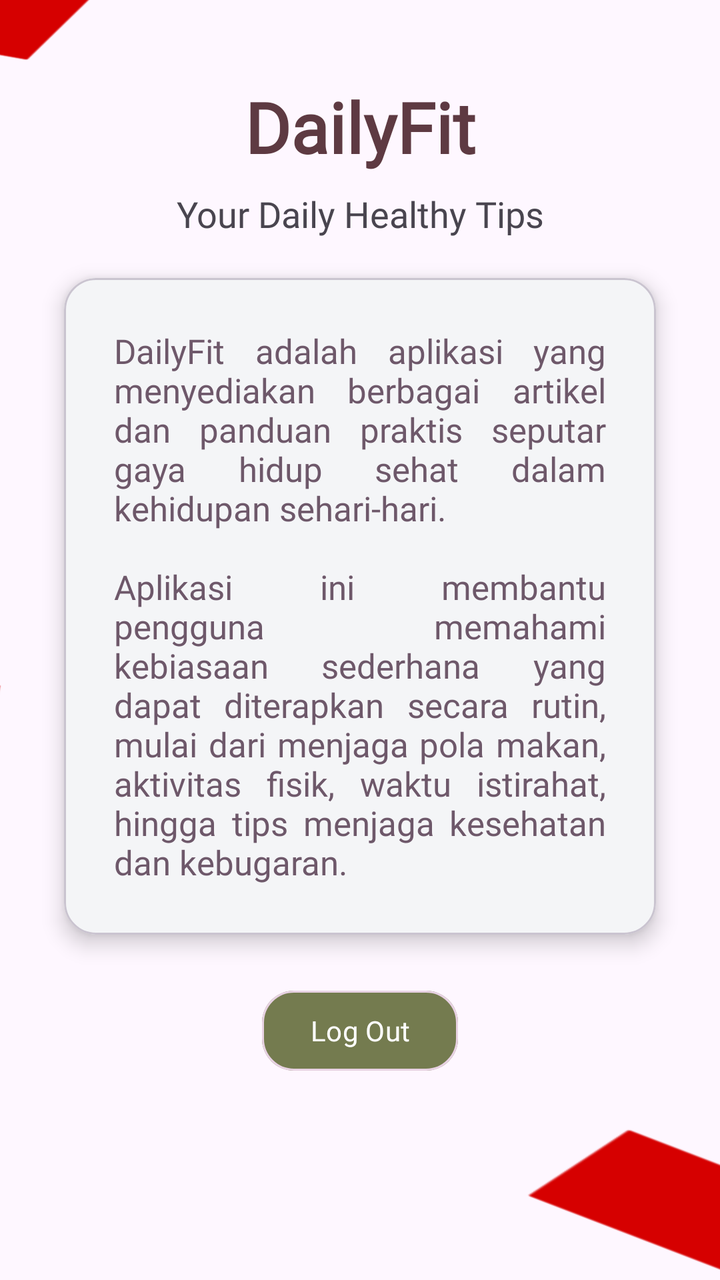
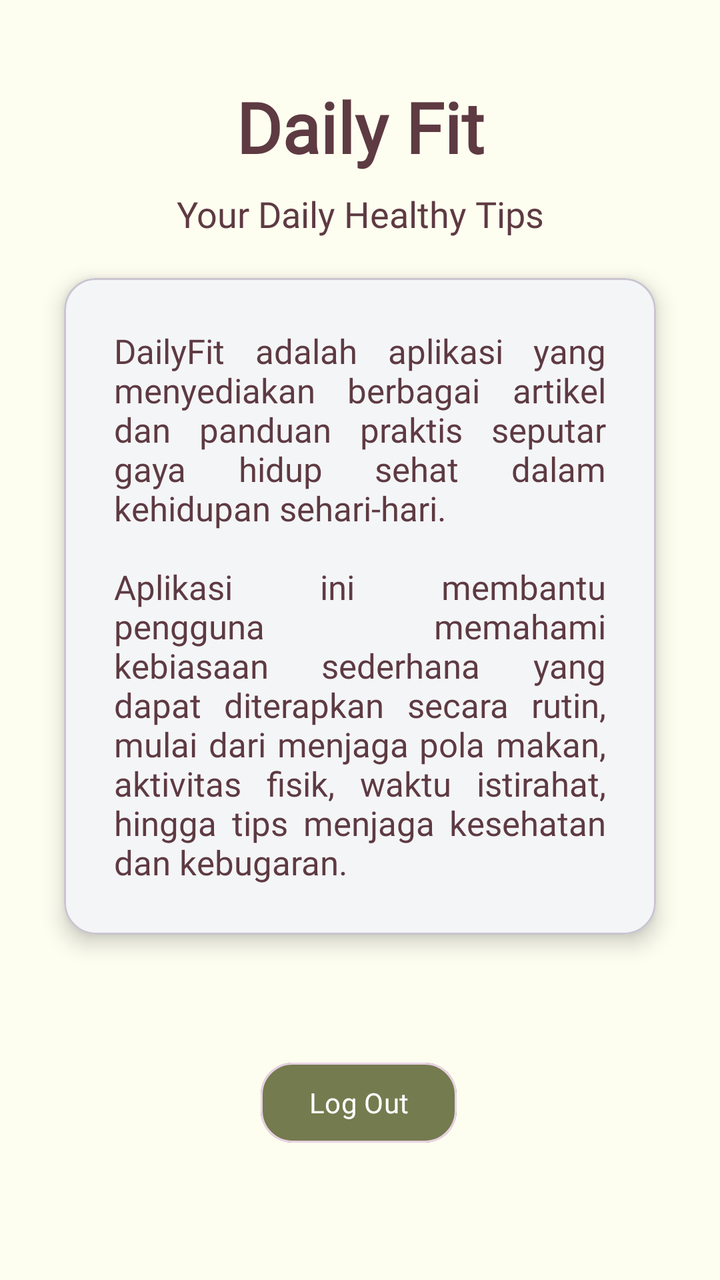

The first picture is an Android layout as it rendered before a commit; the second is the same layout after the commit. The layout source and the unified diff follow.
<!-- AndroidManifest.xml: application theme Theme.Sherine_TIA -->
<!-- res/layout/activity_detail.xml -->
<?xml version="1.0" encoding="utf-8"?>
<androidx.constraintlayout.widget.ConstraintLayout
    xmlns:android="http://schemas.android.com/apk/res/android"
    xmlns:app="http://schemas.android.com/apk/res-auto"
    xmlns:tools="http://schemas.android.com/tools"
    android:id="@+id/main"
    android:layout_width="match_parent"
    android:layout_height="match_parent"
    tools:context=".DetailActivity">

    <ImageView
        android:id="@+id/imageView9"
        android:layout_width="376dp"
        android:layout_height="595dp"
        android:layout_marginStart="112dp"
        android:layout_marginTop="428dp"
        android:rotation="-249"
        app:layout_constraintStart_toStartOf="parent"
        app:layout_constraintTop_toTopOf="parent"
        app:srcCompat="@drawable/one" />

    <com.google.android.material.button.MaterialButton
        android:id="@+id/btnLogOut"
        android:layout_width="wrap_content"
        android:layout_height="48dp"
        android:layout_marginTop="24dp"
        android:fontFamily="@font/godofwar"
        android:text="Log Out"
        app:backgroundTint="@color/button"
        app:cornerRadius="16dp"
        app:layout_constraintEnd_toEndOf="parent"
        app:layout_constraintStart_toStartOf="parent"
        app:layout_constraintTop_toBottomOf="@+id/cardViewDetail"
        app:strokeColor="#E8D2E3"
        app:strokeWidth="1dp" />

    <TextView
        android:id="@+id/txtTitle"
        android:layout_width="0dp"
        android:layout_height="wrap_content"
        android:layout_marginTop="40dp"
        android:fontFamily="@font/cinzel_bold"
        android:text="DailyFit"
        android:textAlignment="center"
        android:textColor="#5E3A42"
        android:textSize="35sp"
        android:textStyle="bold"
        app:layout_constraintEnd_toEndOf="parent"
        app:layout_constraintHorizontal_bias="0.0"
        app:layout_constraintStart_toStartOf="parent"
        app:layout_constraintTop_toBottomOf="@+id/imageView2" />

    <TextView
        android:id="@+id/desc"
        android:layout_width="0dp"
        android:layout_height="wrap_content"
        android:layout_marginTop="8dp"
        android:text="Your Daily Healthy Tips"
        android:textAlignment="center"
        android:textSize="18sp"
        android:fontFamily="@font/cinzel_regular"
        app:layout_constraintEnd_toEndOf="parent"
        app:layout_constraintStart_toStartOf="parent"
        app:layout_constraintTop_toBottomOf="@id/txtTitle" />

    <com.google.android.material.card.MaterialCardView
        android:id="@+id/cardViewDetail"
        android:layout_width="0dp"
        android:layout_height="wrap_content"
        android:layout_marginStart="32dp"
        android:layout_marginTop="20dp"
        android:layout_marginEnd="32dp"
        android:backgroundTint="@color/bg"
        app:cardCornerRadius="16dp"
        app:cardElevation="6dp"
        app:layout_constraintEnd_toEndOf="parent"
        app:layout_constraintStart_toStartOf="parent"
        app:layout_constraintTop_toBottomOf="@id/desc">

        <TextView
            android:layout_width="match_parent"
            android:layout_height="wrap_content"
            android:padding="25dp"
            android:text="@string/projectTitle"
            android:textColor="#6E586A"
            android:justificationMode="inter_word"
            android:fontFamily="@font/montserrat_medium"
            android:textSize="17sp" />

    </com.google.android.material.card.MaterialCardView>

    <ImageView
        android:id="@+id/imageView2"
        android:layout_width="425dp"
        android:layout_height="106dp"
        android:layout_marginEnd="3dp"
        android:layout_marginBottom="640dp"
        android:outlineAmbientShadowColor="#161414"
        android:visibility="visible"
        app:layout_constraintBottom_toBottomOf="parent"
        app:layout_constraintEnd_toEndOf="parent"
        app:layout_constraintHorizontal_bias="1.0"
        app:layout_constraintStart_toStartOf="parent"
        app:srcCompat="@drawable/detail" />

    <ImageView
        android:id="@+id/imageView6"
        android:layout_width="278dp"
        android:layout_height="562dp"
        android:layout_marginTop="212dp"
        android:layout_marginEnd="268dp"
        android:rotation="64"
        app:layout_constraintEnd_toEndOf="parent"
        app:layout_constraintTop_toTopOf="parent"
        app:srcCompat="@drawable/one" />

    <ImageView
        android:id="@+id/imageView10"
        android:layout_width="278dp"
        android:layout_height="562dp"
        android:layout_marginEnd="220dp"
        android:layout_marginBottom="448dp"
        android:rotation="-80"
        app:layout_constraintBottom_toBottomOf="parent"
        app:layout_constraintEnd_toEndOf="parent"
        app:srcCompat="@drawable/one" />

    <ImageView
        android:id="@+id/imageView8"
        android:layout_width="278dp"
        android:layout_height="572dp"
        android:layout_marginStart="188dp"
        android:layout_marginBottom="288dp"
        android:rotation="111"
        app:layout_constraintBottom_toBottomOf="parent"
        app:layout_constraintStart_toStartOf="parent"
        app:srcCompat="@drawable/one" />

</androidx.constraintlayout.widget.ConstraintLayout>
<!-- resources referenced by this layout -->
<resources>
  <color name="bg">#F4F5F7</color>
  <color name="button">#747B4F</color>
  <!-- drawable detail: jpeg bitmap (drawable, 28918 bytes) -->
  <!-- drawable one: jpeg bitmap (drawable, 36771 bytes) -->
  <string name="projectTitle">DailyFit adalah aplikasi yang menyediakan berbagai artikel dan panduan praktis seputar gaya hidup sehat dalam kehidupan sehari-hari. \n\nAplikasi ini membantu pengguna memahami kebiasaan sederhana yang dapat diterapkan secara rutin, mulai dari menjaga pola makan, aktivitas fisik, waktu istirahat, hingga tips menjaga kesehatan dan kebugaran.</string>
  <style name="Theme.Sherine_TIA" parent="Base.Theme.Sherine_TIA" />
  <style name="Base.Theme.Sherine_TIA" parent="Theme.Material3.DayNight.NoActionBar">
          
          
      </style>
</resources>

<!-- the commit's change to res/layout/activity_detail.xml (unified diff, before → after) -->
@@ -1,34 +1,24 @@
 <?xml version="1.0" encoding="utf-8"?>
-<androidx.constraintlayout.widget.ConstraintLayout
-    xmlns:android="http://schemas.android.com/apk/res/android"
+<androidx.constraintlayout.widget.ConstraintLayout xmlns:android="http://schemas.android.com/apk/res/android"
     xmlns:app="http://schemas.android.com/apk/res-auto"
     xmlns:tools="http://schemas.android.com/tools"
     android:id="@+id/main"
     android:layout_width="match_parent"
     android:layout_height="match_parent"
+    android:background="@color/bgColour"
     tools:context=".DetailActivity">
-
-    <ImageView
-        android:id="@+id/imageView9"
-        android:layout_width="376dp"
-        android:layout_height="595dp"
-        android:layout_marginStart="112dp"
-        android:layout_marginTop="428dp"
-        android:rotation="-249"
-        app:layout_constraintStart_toStartOf="parent"
-        app:layout_constraintTop_toTopOf="parent"
-        app:srcCompat="@drawable/one" />
 
     <com.google.android.material.button.MaterialButton
         android:id="@+id/btnLogOut"
         android:layout_width="wrap_content"
         android:layout_height="48dp"
-        android:layout_marginTop="24dp"
+        android:layout_marginTop="60dp"
         android:fontFamily="@font/godofwar"
         android:text="Log Out"
         app:backgroundTint="@color/button"
         app:cornerRadius="16dp"
         app:layout_constraintEnd_toEndOf="parent"
+        app:layout_constraintHorizontal_bias="0.498"
         app:layout_constraintStart_toStartOf="parent"
         app:layout_constraintTop_toBottomOf="@+id/cardViewDetail"
         app:strokeColor="#E8D2E3"
@@ -40,9 +30,9 @@
         android:layout_height="wrap_content"
         android:layout_marginTop="40dp"
         android:fontFamily="@font/cinzel_bold"
-        android:text="DailyFit"
+        android:text="@string/title"
         android:textAlignment="center"
-        android:textColor="#5E3A42"
+        android:textColor="@color/textColour"
         android:textSize="35sp"
         android:textStyle="bold"
         app:layout_constraintEnd_toEndOf="parent"
@@ -55,10 +45,11 @@
         android:layout_width="0dp"
         android:layout_height="wrap_content"
         android:layout_marginTop="8dp"
-        android:text="Your Daily Healthy Tips"
+        android:fontFamily="@font/cinzel_regular"
+        android:text="@string/titleDesc"
         android:textAlignment="center"
+        android:textColor="@color/textColour"
         android:textSize="18sp"
-        android:fontFamily="@font/cinzel_regular"
         app:layout_constraintEnd_toEndOf="parent"
         app:layout_constraintStart_toStartOf="parent"
         app:layout_constraintTop_toBottomOf="@id/txtTitle" />
@@ -80,11 +71,11 @@
         <TextView
             android:layout_width="match_parent"
             android:layout_height="wrap_content"
+            android:fontFamily="@font/montserrat_medium"
+            android:justificationMode="inter_word"
             android:padding="25dp"
-            android:text="@string/projectTitle"
-            android:textColor="#6E586A"
-            android:justificationMode="inter_word"
-            android:fontFamily="@font/montserrat_medium"
+            android:text="@string/about"
+            android:textColor="@color/textColour"
             android:textSize="17sp" />
 
     </com.google.android.material.card.MaterialCardView>
@@ -103,37 +94,4 @@
         app:layout_constraintStart_toStartOf="parent"
         app:srcCompat="@drawable/detail" />
 
-    <ImageView
-        android:id="@+id/imageView6"
-        android:layout_width="278dp"
-        android:layout_height="562dp"
-        android:layout_marginTop="212dp"
-        android:layout_marginEnd="268dp"
-        android:rotation="64"
-        app:layout_constraintEnd_toEndOf="parent"
-        app:layout_constraintTop_toTopOf="parent"
-        app:srcCompat="@drawable/one" />
-
-    <ImageView
-        android:id="@+id/imageView10"
-        android:layout_width="278dp"
-        android:layout_height="562dp"
-        android:layout_marginEnd="220dp"
-        android:layout_marginBottom="448dp"
-        android:rotation="-80"
-        app:layout_constraintBottom_toBottomOf="parent"
-        app:layout_constraintEnd_toEndOf="parent"
-        app:srcCompat="@drawable/one" />
-
-    <ImageView
-        android:id="@+id/imageView8"
-        android:layout_width="278dp"
-        android:layout_height="572dp"
-        android:layout_marginStart="188dp"
-        android:layout_marginBottom="288dp"
-        android:rotation="111"
-        app:layout_constraintBottom_toBottomOf="parent"
-        app:layout_constraintStart_toStartOf="parent"
-        app:srcCompat="@drawable/one" />
-
 </androidx.constraintlayout.widget.ConstraintLayout>
<!-- resource entries referenced after the edit -->
@@ -1,10 +1,13 @@
 <!-- resources referenced by this layout -->
 <resources>
   <color name="bg">#F4F5F7</color>
+  <color name="bgColour">#FDFEF0</color>
   <color name="button">#747B4F</color>
+  <color name="textColour">#5E3A42</color>
   <!-- drawable detail: jpeg bitmap (drawable, 28918 bytes) -->
-  <!-- drawable one: jpeg bitmap (drawable, 36771 bytes) -->
-  <string name="projectTitle">DailyFit adalah aplikasi yang menyediakan berbagai artikel dan panduan praktis seputar gaya hidup sehat dalam kehidupan sehari-hari. \n\nAplikasi ini membantu pengguna memahami kebiasaan sederhana yang dapat diterapkan secara rutin, mulai dari menjaga pola makan, aktivitas fisik, waktu istirahat, hingga tips menjaga kesehatan dan kebugaran.</string>
+  <string name="about">DailyFit adalah aplikasi yang menyediakan berbagai artikel dan panduan praktis seputar gaya hidup sehat dalam kehidupan sehari-hari. \n\nAplikasi ini membantu pengguna memahami kebiasaan sederhana yang dapat diterapkan secara rutin, mulai dari menjaga pola makan, aktivitas fisik, waktu istirahat, hingga tips menjaga kesehatan dan kebugaran.</string>
+  <string name="title"> Daily Fit </string>
+  <string name="titleDesc"> Your Daily Healthy Tips </string>
   <style name="Theme.Sherine_TIA" parent="Base.Theme.Sherine_TIA" />
   <style name="Base.Theme.Sherine_TIA" parent="Theme.Material3.DayNight.NoActionBar">
           
